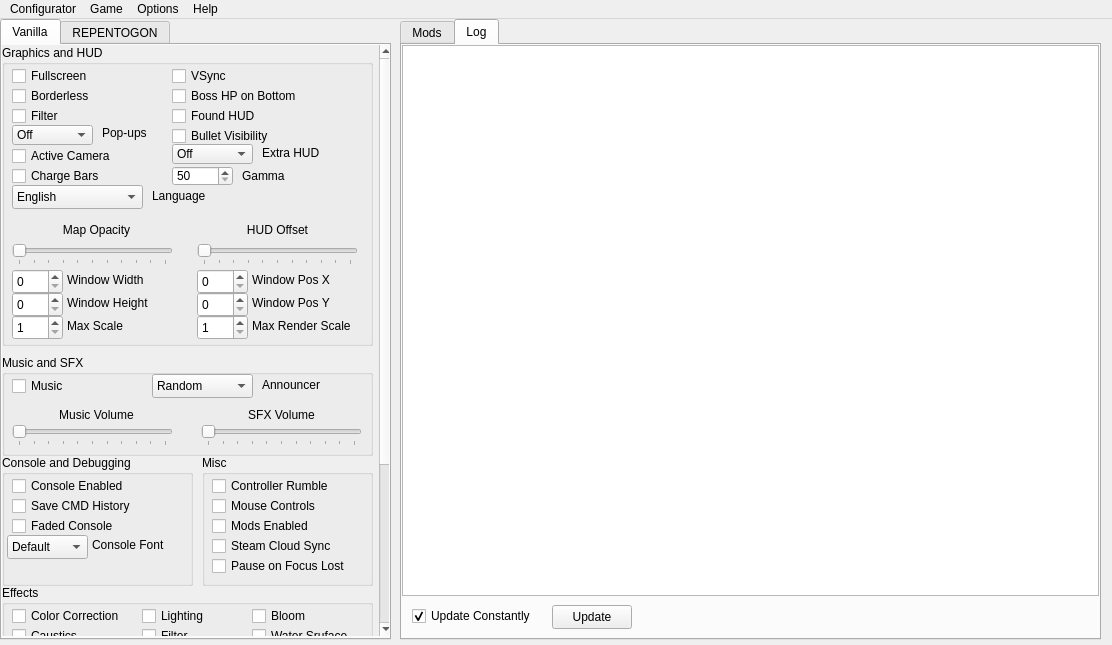
First picture: the form in mainwindow.ui, repository BrakeDude/IsaacConfigurator, before the edit.
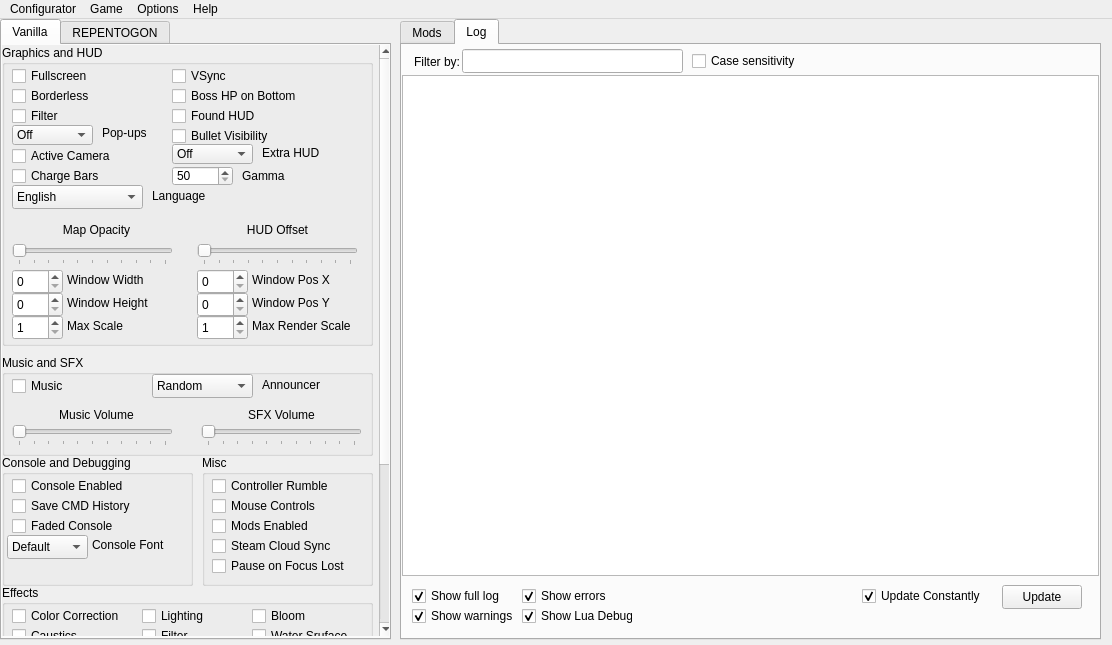
Second picture: the form after the edit. The open tabs and pages were chosen to show the change. Icons and pictures are not drawn.

Commit message: Added log filter, checkboxes for full log, errors, warnings and lua debug messages. Errors, warnings and lua debug are highlighted.

```diff
--- a/mainwindow.ui
+++ b/mainwindow.ui
@@ -2035,9 +2035,9 @@
       <property name="geometry">
        <rect>
         <x>0</x>
-        <y>0</y>
+        <y>30</y>
         <width>697</width>
-        <height>551</height>
+        <height>501</height>
        </rect>
       </property>
       <property name="undoRedoEnabled">
@@ -2050,8 +2050,8 @@
      <widget class="QCheckBox" name="checkBoxLogUpdate">
       <property name="geometry">
        <rect>
-        <x>10</x>
-        <y>560</y>
+        <x>460</x>
+        <y>540</y>
         <width>121</width>
         <height>22</height>
        </rect>
@@ -2066,8 +2066,8 @@
      <widget class="QPushButton" name="pushButtonLogUpdate">
       <property name="geometry">
        <rect>
-        <x>150</x>
-        <y>560</y>
+        <x>600</x>
+        <y>540</y>
         <width>80</width>
         <height>24</height>
        </rect>
@@ -2076,6 +2076,109 @@
        <string>Update</string>
       </property>
      </widget>
+     <widget class="QCheckBox" name="checkBoxLogFull">
+      <property name="geometry">
+       <rect>
+        <x>10</x>
+        <y>540</y>
+        <width>91</width>
+        <height>22</height>
+       </rect>
+      </property>
+      <property name="text">
+       <string>Show full log</string>
+      </property>
+      <property name="checked">
+       <bool>true</bool>
+      </property>
+     </widget>
+     <widget class="QCheckBox" name="checkBoxLogErrors">
+      <property name="geometry">
+       <rect>
+        <x>120</x>
+        <y>540</y>
+        <width>91</width>
+        <height>22</height>
+       </rect>
+      </property>
+      <property name="text">
+       <string>Show errors</string>
+      </property>
+      <property name="checked">
+       <bool>true</bool>
+      </property>
+     </widget>
+     <widget class="QCheckBox" name="checkBoxLogWarnings">
+      <property name="geometry">
+       <rect>
+        <x>10</x>
+        <y>560</y>
+        <width>101</width>
+        <height>22</height>
+       </rect>
+      </property>
+      <property name="text">
+       <string>Show warnings</string>
+      </property>
+      <property name="checked">
+       <bool>true</bool>
+      </property>
+     </widget>
+     <widget class="QLineEdit" name="lineEditLog">
+      <property name="geometry">
+       <rect>
+        <x>60</x>
+        <y>4</y>
+        <width>221</width>
+        <height>24</height>
+       </rect>
+      </property>
+     </widget>
+     <widget class="QLabel" name="label_FilterLog">
+      <property name="geometry">
+       <rect>
+        <x>10</x>
+        <y>6</y>
+        <width>48</width>
+        <height>21</height>
+       </rect>
+      </property>
+      <property name="text">
+       <string>Filter by:</string>
+      </property>
+      <property name="alignment">
+       <set>Qt::AlignRight|Qt::AlignTrailing|Qt::AlignVCenter</set>
+      </property>
+     </widget>
+     <widget class="QCheckBox" name="checkBox_CaseSensitivity">
+      <property name="geometry">
+       <rect>
+        <x>290</x>
+        <y>5</y>
+        <width>111</width>
+        <height>22</height>
+       </rect>
+      </property>
+      <property name="text">
+       <string>Case sensitivity</string>
+      </property>
+     </widget>
+     <widget class="QCheckBox" name="checkBoxLogLuaDebug">
+      <property name="geometry">
+       <rect>
+        <x>120</x>
+        <y>560</y>
+        <width>111</width>
+        <height>22</height>
+       </rect>
+      </property>
+      <property name="text">
+       <string>Show Lua Debug</string>
+      </property>
+      <property name="checked">
+       <bool>true</bool>
+      </property>
+     </widget>
     </widget>
    </widget>
   </widget>
```
Left out of the diff: 2 changed lines with no effect on the pictures. The commit also changes 6 other files.
